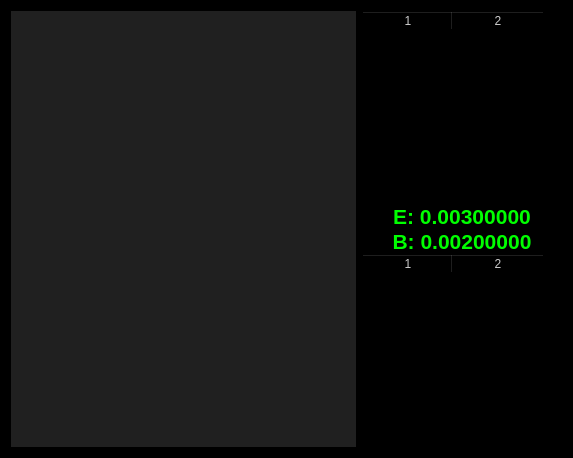
First picture: the form in src/qt/forms/quantpage.ui, repository CedricProfit/Quotient, before the edit.
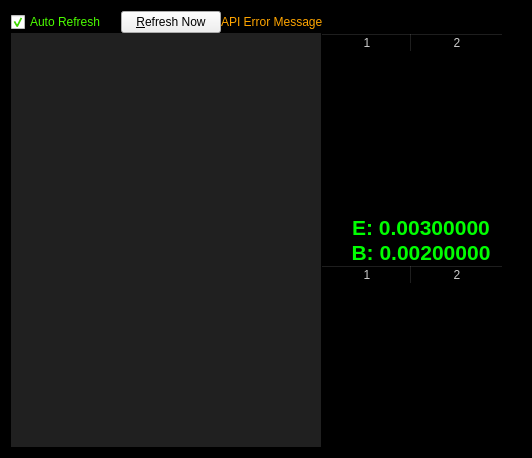
Second picture: the form after the edit. Custom widgets are drawn as their Qt base class.

What changed in the file:
```diff
--- a/src/qt/forms/quantpage.ui
+++ b/src/qt/forms/quantpage.ui
@@ -6,7 +6,7 @@
    <rect>
     <x>0</x>
     <y>0</y>
-    <width>573</width>
+    <width>532</width>
     <height>458</height>
    </rect>
   </property>
@@ -16,6 +16,63 @@
   <property name="styleSheet">
    <string notr="true">#QuantPage { background-color: #000000; color: #ffffff; } QToolTip { color: #000000; }</string>
   </property>
+  <layout class="QVBoxLayout" name="verticalLayout_3">
+   <property name="spacing">
+    <number>0</number>
+   </property>
+   <item>
+    <layout class="QHBoxLayout" name="horizontalLayout_3">
+     <property name="spacing">
+      <number>0</number>
+     </property>
+     <item>
+      <widget class="QCheckBox" name="checkBox">
+       <property name="maximumSize">
+        <size>
+         <width>110</width>
+         <height>16777215</height>
+        </size>
+       </property>
+       <property name="styleSheet">
+        <string notr="true">#checkBox { color: #4CFF00; }</string>
+       </property>
+       <property name="text">
+        <string>Auto Refresh</string>
+       </property>
+       <property name="checked">
+        <bool>true</bool>
+       </property>
+      </widget>
+     </item>
+     <item>
+      <widget class="QPushButton" name="refreshNowButton">
+       <property name="maximumSize">
+        <size>
+         <width>100</width>
+         <height>16777215</height>
+        </size>
+       </property>
+       <property name="text">
+        <string>&amp;Refresh Now</string>
+       </property>
+      </widget>
+     </item>
+     <item>
+      <widget class="QLabel" name="errorLabel">
+       <property name="styleSheet">
+        <string notr="true">#errorLabel { color: #FFA500; }</string>
+       </property>
+       <property name="text">
+        <string>API Error Message</string>
+       </property>
+       <property name="margin">
+        <number>5</number>
+       </property>
+      </widget>
+     </item>
+    </layout>
+   </item>
+   <item>
   <layout class="QHBoxLayout" name="horizontalLayout" stretch="0">
    <item>
     <layout class="QHBoxLayout" name="horizontalLayout_2">
@@ -223,6 +280,8 @@
          <column/>
          <column/>
         </widget>
+         </item>
+        </layout>
        </item>
       </layout>
      </item>
```
Lines whose indentation alone changed are shown as unchanged.
